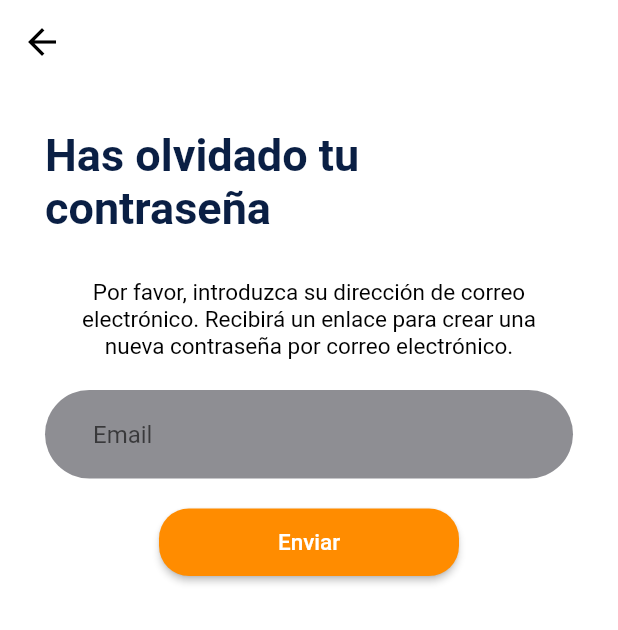
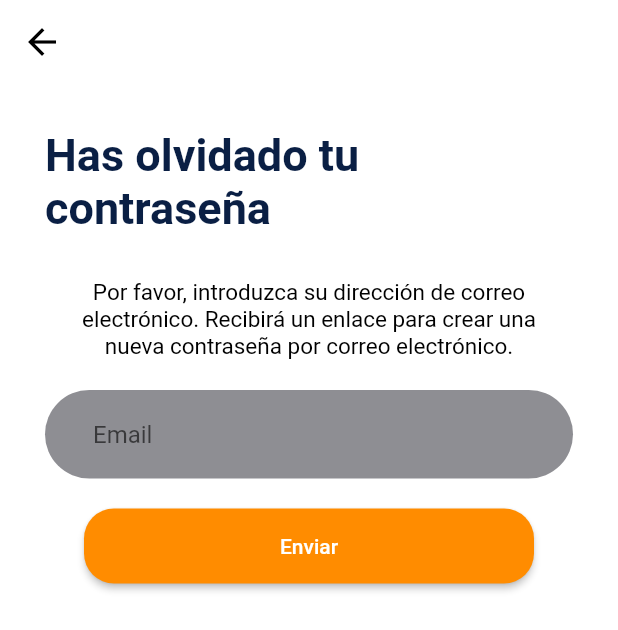
Before and after one commit to mandra500/App_Delivery, a Flutter app: the ForgotPassword screen opened by its route, on a phone screen of 412 x 824 dp. Shown: the top 630 px of the screen. Run offline on Flutter 3.47's test engine with Material 2 defaults, Android fonts, the phone set to English and light mode, and no system bars; network calls fail; key blocks and very long unbroken strings in the code were emptied for the run.

Commit message:
se refactorizo los botones y funciones

```diff
--- /dev/null
+++ b/lib/src/features/presentation/commons_widgets/rounded_button.dart
@@ -0,0 +1,52 @@
+import 'package:flutter/material.dart';
+
+Widget roundedButton({
+  required BuildContext context,
+  double width = 300.0,
+  double height = 70.0,
+  double radius = 20.0,
+  bool isWithIcon = false,
+  ImageProvider<Object>? icon,
+  required String labelButton,
+  required Color color,
+  required Function()? funcx,
+}) {
+  return Container(
+    width: width,
+    height: height,
+    padding: const EdgeInsets.only(top: 20),
+    child: isWithIcon
+        ? _raisedButtonWithIcon(
+            radius, icon, labelButton, context, color, funcx)
+        : _raisedButtonNotIcon(radius, labelButton, context, color, funcx),
+  );
+}
+
+Widget _raisedButtonWithIcon(double radius, ImageProvider<Object>? icon,
+    String labelButton, BuildContext context, Color color, Function()? funcx) {
+  return ElevatedButton.icon(
+    onPressed: funcx,
+    style: ElevatedButton.styleFrom(
+      backgroundColor: color,
+      shape: RoundedRectangleBorder(
+        borderRadius: BorderRadius.circular(radius),
+      ),
+    ),
+    icon: Image(image: icon!),
+    label: Text(labelButton),
+  );
+}
+
+Widget _raisedButtonNotIcon(double radius, String labelButton,
+    BuildContext context, Color color, Function()? funcx) {
+  return ElevatedButton(
+    onPressed: funcx,
+    style: ElevatedButton.styleFrom(
+      backgroundColor: color,
+      shape: RoundedRectangleBorder(
+        borderRadius: BorderRadius.circular(radius),
+      ),
+    ),
+    child: Text(labelButton),
+  );
+}
--- a/lib/src/features/presentation/forgot_password_page/View/forgot_password.dart
+++ b/lib/src/features/presentation/forgot_password_page/View/forgot_password.dart
@@ -1,10 +1,9 @@
+import 'package:app_restaurant/src/colors/colors.dart';
 import 'package:app_restaurant/src/features/presentation/commons_widgets/alert_dialog.dart';
+import 'package:app_restaurant/src/features/presentation/commons_widgets/rounded_button.dart';
 import 'package:app_restaurant/src/features/presentation/commons_widgets/back_button.dart';
 import 'package:flutter/material.dart';
 import 'package:app_restaurant/src/features/presentation/commons_widgets/header_text.dart';
-//import 'package:app_restaurant/src/features/presentation/login_page/View/login_page.dart';
-
-import '../../commons_widgets/done_button.dart';
 
 class ForgotPassword extends StatelessWidget {
   const ForgotPassword({Key? key}) : super(key: key);
@@ -42,7 +41,12 @@ class ForgotPassword extends StatelessWidget {
                 ),
               ),
               buildEmailInput(),
-              buildLoginButton(context)
+              roundedButton(
+                  context: context,
+                  labelButton: 'Enviar',
+                  color: orange,
+                  funcx: () => _showAlerta(context))
+              //buildLoginButton(context)
             ],
           ),
         ),
@@ -73,31 +77,31 @@ Widget buildEmailInput() {
 }
 
 // Boton de enviar para restablecer contraseña
-Widget buildLoginButton(BuildContext context) {
-  return Container(
-    width: 200,
-    height: 65,
-    padding: const EdgeInsets.only(top: 20),
-    child: ElevatedButton(
-      onPressed: () {
-        _showAlerta(context);
-      },
-      style: ElevatedButton.styleFrom(
-        shape: RoundedRectangleBorder(
-          borderRadius: BorderRadius.circular(20),
-        ),
-        backgroundColor: Theme.of(context).colorScheme.secondary,
-      ),
-      child: const Text(
-        'Enviar',
-        style: TextStyle(
-          color: Colors.white,
-          fontSize: 15,
-        ),
-      ),
-    ),
-  );
-}
+//Widget buildLoginButton(BuildContext context) {
+//  return Container(
+//    width: 200,
+//    height: 65,
+//    padding: const EdgeInsets.only(top: 20),
+//    child: ElevatedButton(
+//      onPressed: () {
+//        _showAlerta(context);
+//      },
+//      style: ElevatedButton.styleFrom(
+//        shape: RoundedRectangleBorder(
+//          borderRadius: BorderRadius.circular(20),
+//        ),
+//        backgroundColor: Theme.of(context).colorScheme.secondary,
+//      ),
+//      child: const Text(
+//        'Enviar',
+//        style: TextStyle(
+//          color: Colors.white,
+//          fontSize: 15,
+//        ),
+//      ),
+//    ),
+//  );
+//}
 
 void _showAlerta(BuildContext context) {
   showAlertDialog(
@@ -105,5 +109,11 @@ void _showAlerta(BuildContext context) {
       const AssetImage('assets/img/lock.png'),
       "Tu contraseña ha sido restablecida",
       "En breve recibirá un correo electrónico con un código para configurar una nueva contraseña",
-      doneButton(context, "Done"));
+      roundedButton(
+          context: context,
+          labelButton: 'Done',
+          color: orange,
+          funcx: () {
+            Navigator.pushNamed(context, 'login');
+          }));
 }
```
Also changed, not shown: lib/src/colors/colors.dart (added, +9 -0 lines), lib/src/features/presentation/Welcome_page/View/welcome_page.dart (+18 -32 lines), lib/src/features/presentation/commons_widgets/done_button.dart (deleted, +0 -81 lines), lib/src/features/presentation/login_page/View/login_page.dart (+14 -2 lines).
